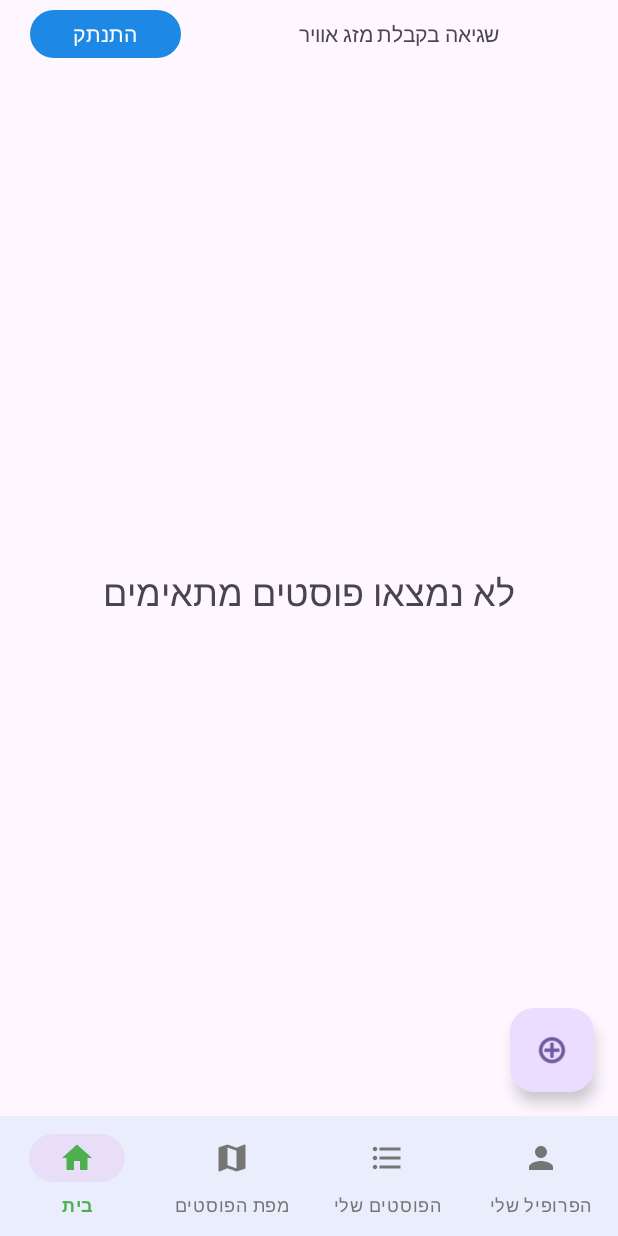
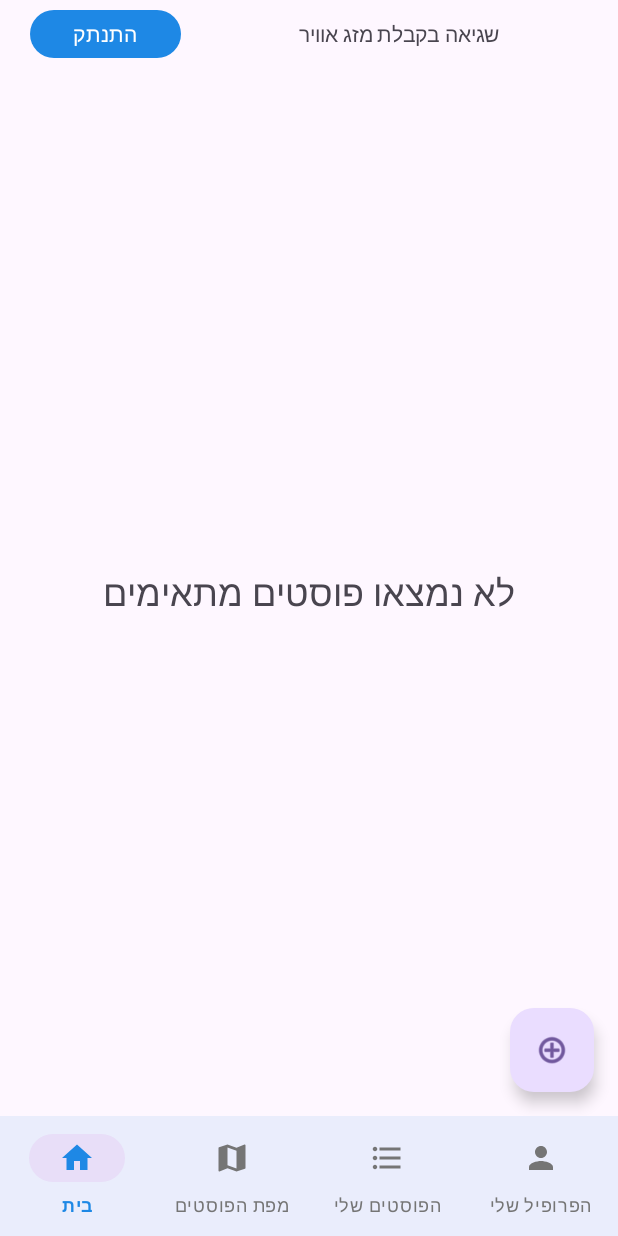
Before and after one commit to tertyb/AroundTheWorld, an Android app: the screen it shows after launch once a user with an empty profile is signed in (MainActivity), on a phone screen of 412 x 824 dp. Run offline under Robolectric (Android 15) with nearby library versions, the phone set to English and light mode, and no system bars; our stand-ins replace Firebase (no records; nobody signed in at launch, a user with empty details on screens opened directly), Room's generated code, navigation-ui.

```diff
--- a/app/src/main/AndroidManifest.xml
+++ b/app/src/main/AndroidManifest.xml
@@ -39,6 +39,7 @@
         <activity
             android:name=".MainActivity"
             android:exported="false"
+            android:windowSoftInputMode="adjustResize"
             android:label="@string/title_activity_main" />
         <activity
             android:name=".ui.login.LoginActivity"
--- a/app/src/main/java/com/harelshaigal/madamal/MainActivity.kt
+++ b/app/src/main/java/com/harelshaigal/madamal/MainActivity.kt
@@ -29,7 +29,7 @@ class MainActivity : AppCompatActivity() {
 
         navView.setupWithNavController(navController)
         userRepository.startUserFetching(Firebase.auth.currentUser?.uid)
-        reportRepository.startReportsFetching()
+//        reportRepository.startReportsFetching()
 
         // Request location permission
         LocationHelper.requestLocationPermission(this)
--- a/app/src/main/res/color/bottom_navigation_color_selector.xml
+++ b/app/src/main/res/color/bottom_navigation_color_selector.xml
@@ -1,6 +1,6 @@
 <?xml version="1.0" encoding="utf-8"?>
 <selector xmlns:android="http://schemas.android.com/apk/res/android">
-    <item android:color="@color/colorBottomNavigationItemSelected" android:state_checked="true" />
+    <item android:color="@color/colorPrimary" android:state_checked="true" />
 <!--     Unselected state -->
     <item android:color="@color/colorBottomNavigationItemUnselected" android:state_checked="false"/>
 </selector>
--- a/app/src/main/res/layout/fragment_home.xml
+++ b/app/src/main/res/layout/fragment_home.xml
@@ -5,6 +5,7 @@
     android:layout_width="match_parent"
     android:layout_height="match_parent"
     tools:context=".ui.home.HomeFragment">
+
 
     <androidx.fragment.app.FragmentContainerView
         android:id="@+id/fragmentContainerView"
```
Also changed, not shown: app/src/main/res/drawable/custom_primary_button.xml (added, +17 -0 lines).
